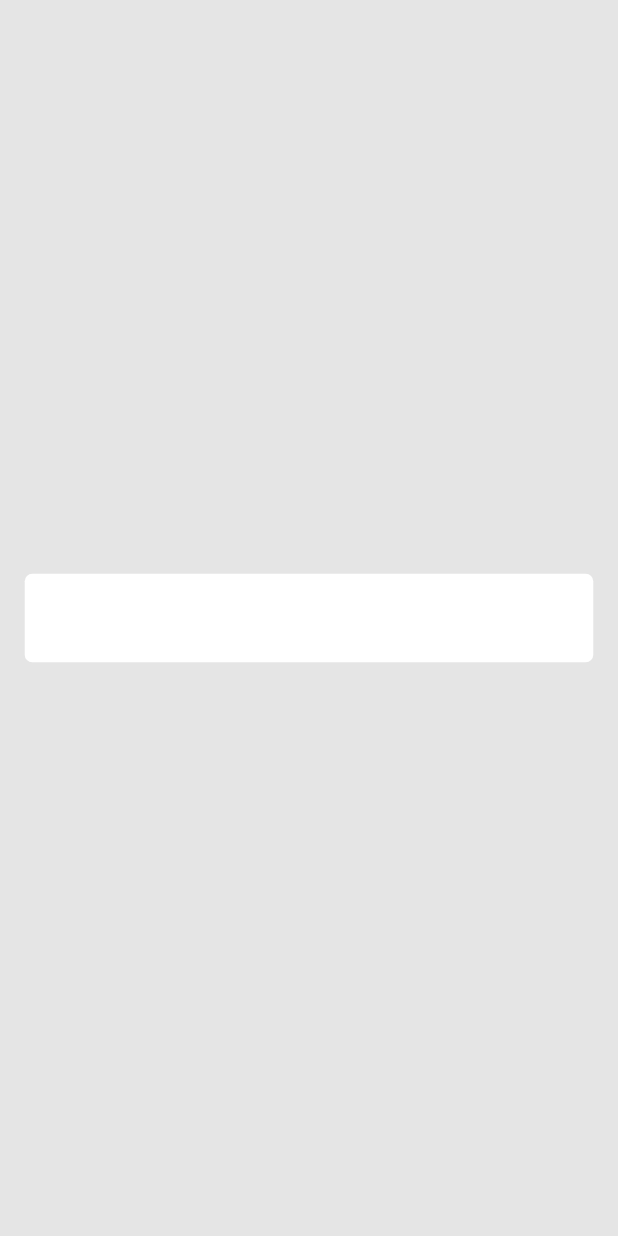
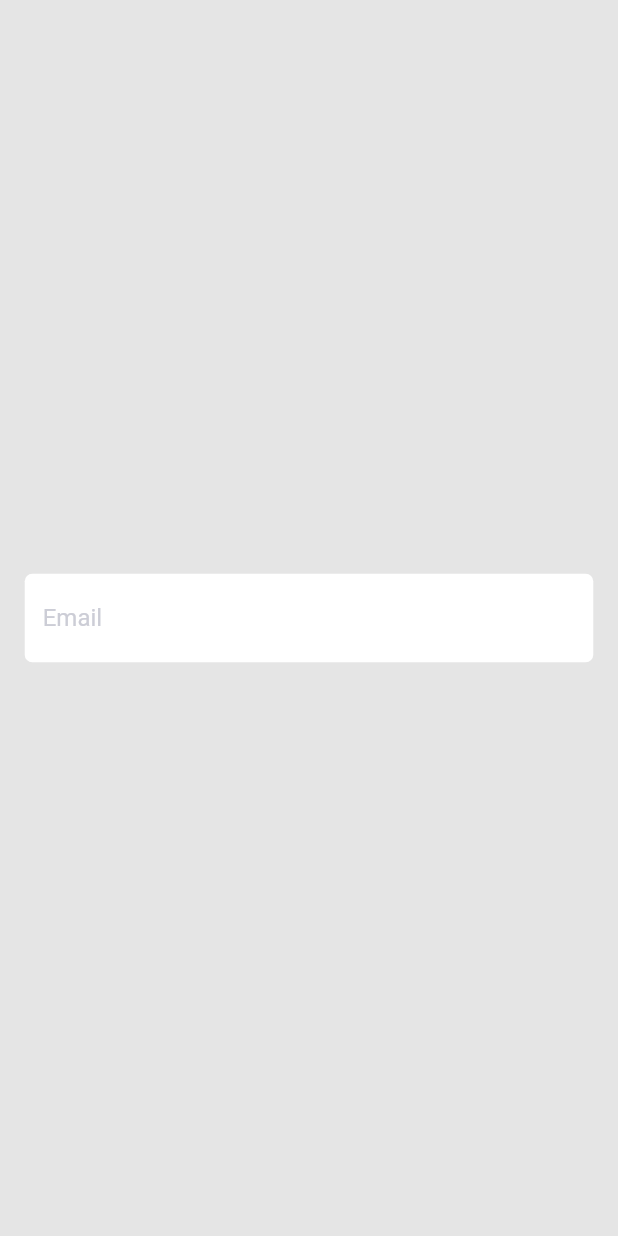
Before and after one commit to BekzodGayratov/Naf, a Flutter app: the screen it shows after launch, on a phone screen of 412 x 824 dp. Run offline on Flutter 3.47's test engine with Material 2 defaults, Android fonts, the phone set to English and light mode, and no system bars; our stand-ins replace bloc, dio, easy_localization, firebase_auth, firebase_core, flutter_bloc; accounts and stored records are empty.

Commit message:
some unnecessary files were removed

```diff
--- a/lib/core/constants/base_urls.dart
+++ /dev/null
@@ -1,3 +0,0 @@
-class BaseUrl {
-  static const String baseUrl = "https://jsonplaceholder.typicode.com/users";
-}
--- a/lib/core/widgets/text_form_field.dart
+++ b/lib/core/widgets/text_form_field.dart
@@ -3,25 +3,38 @@ import 'package:flutter/material.dart';
 class TextFormFieldWidget extends StatelessWidget {
   final TextEditingController controller;
   final String? hintText;
+  final TextInputType? textInputType;
   final Function(String v)? onChanged;
 
   const TextFormFieldWidget(
-      {super.key, required this.controller, this.hintText, this.onChanged});
+      {super.key,
+      required this.controller,
+      this.textInputType,
+      this.hintText,
+      this.onChanged});
 
   @override
   Widget build(BuildContext context) {
     return TextFormField(
+      keyboardType: textInputType,
       decoration: InputDecoration(
         filled: true,
         fillColor: Colors.white,
         border: InputBorder.none,
         hintText: hintText,
+        hintStyle: const TextStyle(
+            fontSize: 16.0,
+            fontWeight: FontWeight.w400,
+            color: Color(0xffCCCDD6)),
         enabledBorder: OutlineInputBorder(
             borderRadius: BorderRadius.circular(5.0),
             borderSide: BorderSide.none),
         errorBorder: OutlineInputBorder(
             borderRadius: BorderRadius.circular(5.0),
             borderSide: const BorderSide(color: Colors.red)),
+        focusedBorder: OutlineInputBorder(
+            borderRadius: BorderRadius.circular(5.0),
+            borderSide: BorderSide.none),
       ),
       onChanged: onChanged,
     );
--- a/lib/cubit/home/user_state.dart
+++ b/lib/cubit/home/user_state.dart
@@ -1,5 +1,3 @@
-import 'package:responsive/data/model/user_model.dart';
-
 abstract class UserState {
   UserState();
 }
@@ -13,8 +11,7 @@ class UserLoadingState extends UserState {
 }
 
 class UserCompleteState extends UserState {
-  List<UserModel> data;
-  UserCompleteState(this.data);
+  UserCompleteState();
 }
 
 class UserErrorState extends UserState {
--- a/lib/data/service/sign_in_service.dart
+++ /dev/null
@@ -1,3 +0,0 @@
-class SignInSerice {
-  static signIn() async {}
-}
--- a/lib/view/auth/sign_in/sign_in_page.dart
+++ b/lib/view/auth/sign_in/sign_in_page.dart
@@ -1,6 +1,7 @@
 import 'package:easy_localization/easy_localization.dart';
 import 'package:flutter/material.dart';
 import 'package:flutter_bloc/flutter_bloc.dart';
+import 'package:responsive/core/widgets/headline_two_text.dart';
 import 'package:responsive/core/widgets/standart_padding.dart';
 import 'package:responsive/core/widgets/text_form_field.dart';
 import 'package:responsive/cubit/auth/sign_in/sign_in_state.dart';
@@ -25,6 +26,7 @@ class SignInPage extends StatelessWidget {
             mainAxisAlignment: MainAxisAlignment.center,
             children: [
               TextFormFieldWidget(
+                hintText: "email".tr(),
                 controller: context.watch<SignInCubit>().emailController,
               ),
             ],
```
Also changed, not shown: lib/core/widgets/headline_two_text.dart (+16 -0 lines), lib/cubit/home/user_cubit.dart (+1 -15 lines), lib/data/model/user_model.dart (deleted, +0 -90 lines), lib/data/service/get_user_service.dart (deleted, +0 -28 lines), lib/main.dart (+3 -10 lines).
